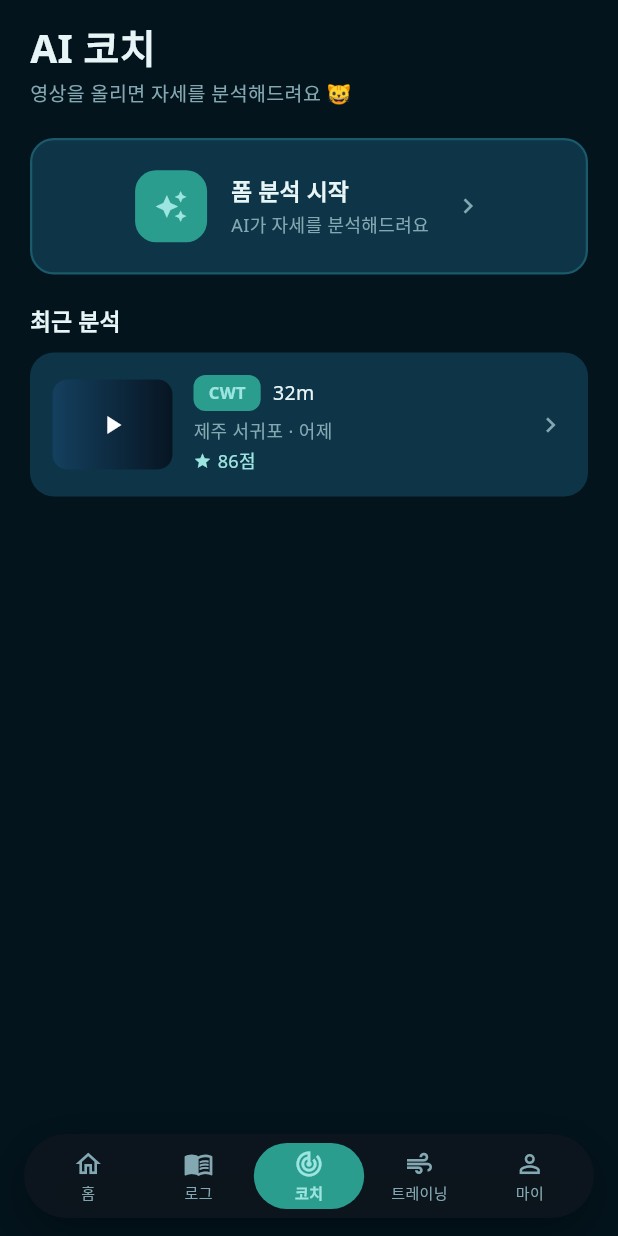
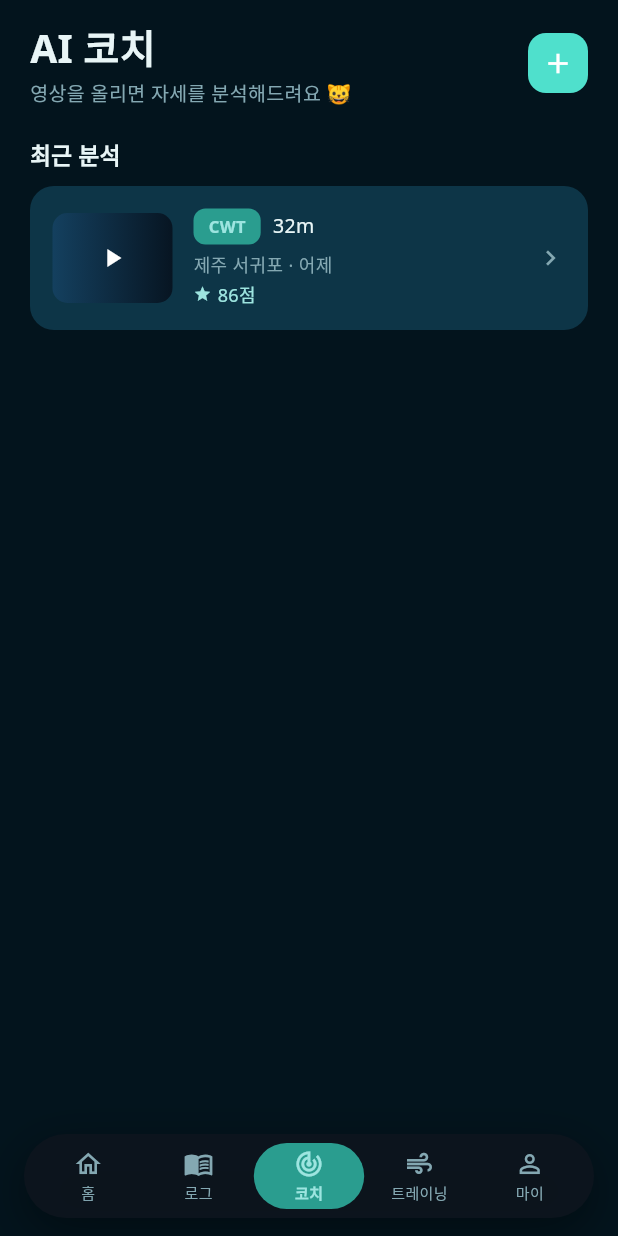
Before and after one commit to elain2/freedive_coach_app, a Flutter app: the screen it shows after launch, item 3 of the bottom bar chosen, on a phone screen of 412 x 824 dp. Run offline on Flutter 3.47's test engine with Material 3 defaults, Android fonts, the phone set to English and light mode, and no system bars; our stand-ins replace audioplayers, file_picker, fl_chart, flutter_dotenv, google_fonts, image_picker and 7 more; missing offline and left inert: video_thumbnail; accounts and stored records are empty.

Commit message:
Move analysis button to header as plus icon
- Remove redundant upload section with duplicate description
- Add plus button to header top-right for new analysis
- Cleaner, more compact layout

Co-Authored-By: Claude Opus 4.5 <noreply@anthropic.com>

```diff
--- a/freedive_coach/lib/screens/coach_screen.dart
+++ b/freedive_coach/lib/screens/coach_screen.dart
@@ -13,9 +13,7 @@ class CoachScreen extends StatelessWidget {
       child: Column(
         crossAxisAlignment: CrossAxisAlignment.start,
         children: [
-          _buildHeader(),
-          const SizedBox(height: 20),
-          _buildUploadSection(context),
+          _buildHeader(context),
           const SizedBox(height: 20),
           _buildRecentAnalysis(context),
         ],
@@ -23,8 +21,11 @@ class CoachScreen extends StatelessWidget {
     );
   }
 
-  Widget _buildHeader() {
-    return Column(
+  Widget _buildHeader(BuildContext context) {
+    return Row(
+      mainAxisAlignment: MainAxisAlignment.spaceBetween,
+      children: [
+        Column(
           crossAxisAlignment: CrossAxisAlignment.start,
           children: [
             Text('AI 코치', style: AppTextStyles.titleLarge),
@@ -34,53 +35,24 @@ class CoachScreen extends StatelessWidget {
               style: AppTextStyles.bodySmall.copyWith(color: AppColors.muted),
             ),
           ],
-    );
-  }
-
-  Widget _buildUploadSection(BuildContext context) {
-    return GestureDetector(
+        ),
+        GestureDetector(
           onTap: () {
             Navigator.of(context).push(
               MaterialPageRoute(builder: (_) => const AnalysisSetupScreen()),
             );
           },
           child: Container(
-        width: double.infinity,
-        padding: const EdgeInsets.symmetric(vertical: 20),
+            width: 40,
+            height: 40,
             decoration: BoxDecoration(
-          color: AppColors.surface,
-          borderRadius: BorderRadius.circular(AppRadius.standard),
-          border: Border.all(color: AppColors.line, width: 1.5),
+              color: AppColors.primary,
+              borderRadius: BorderRadius.circular(12),
             ),
-        child: Row(
-          mainAxisAlignment: MainAxisAlignment.center,
-          children: [
-            Container(
-              width: 48,
-              height: 48,
-              decoration: BoxDecoration(
-                color: AppColors.tealDim,
-                borderRadius: BorderRadius.circular(14),
+            child: const Icon(Icons.add, size: 22, color: Colors.white),
           ),
-              child: const Icon(Icons.auto_awesome, size: 22, color: AppColors.primaryBright),
-            ),
-            const SizedBox(width: 16),
-            Column(
-              crossAxisAlignment: CrossAxisAlignment.start,
-              children: [
-                Text('폼 분석 시작', style: AppTextStyles.sectionTitle),
-                const SizedBox(height: 2),
-                Text(
-                  'AI가 자세를 분석해드려요',
-                  style: AppTextStyles.caption,
         ),
       ],
-            ),
-            const SizedBox(width: 16),
-            const Icon(Icons.chevron_right, size: 20, color: AppColors.muted),
-          ],
-        ),
-      ),
     );
   }
 
```
Lines whose indentation alone changed are shown as unchanged.
